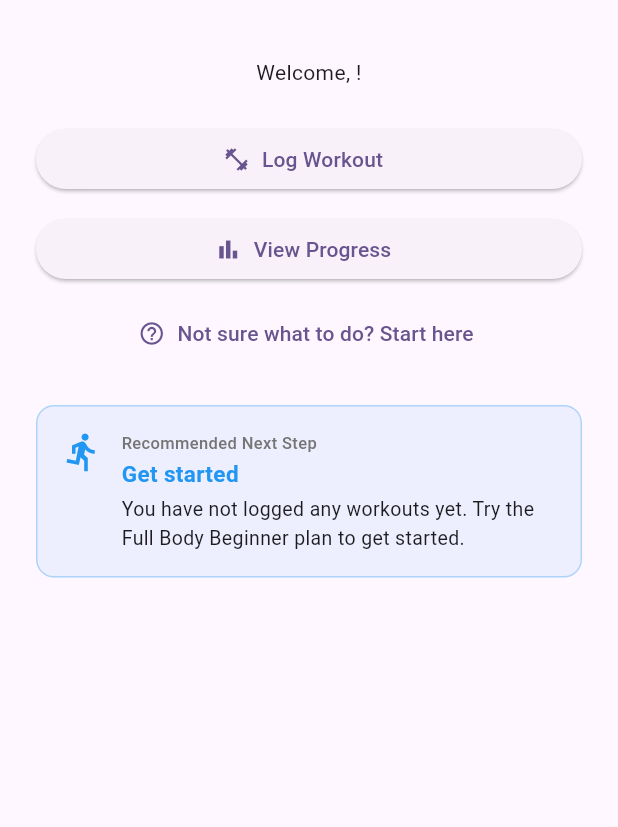
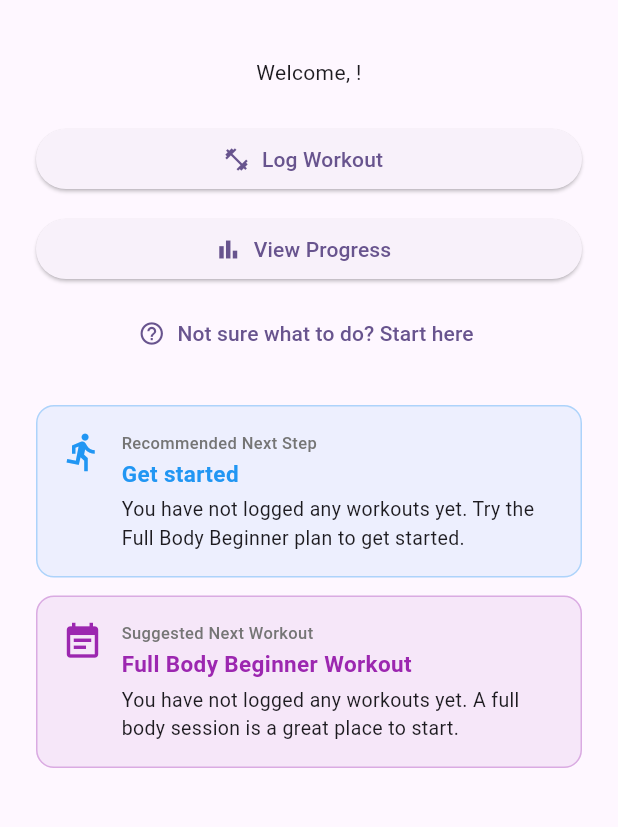
Before and after one commit to AnakinCodeWriter/GymConnect, a Flutter app: the screen it shows once a user with an empty profile is signed in, on a phone screen of 412 x 824 dp, the part 63-890 px from its top. Run offline on Flutter 3.47's test engine with Material 3 defaults, Android fonts, the phone set to English and light mode, and no system bars; our stand-ins replace cloud_firestore, firebase_auth, firebase_core, fl_chart; accounts and stored records are empty; generated files the repository leaves out were written again.

Commit message:
Added a suggested next workout section on the home page. This will look at the muscle groups recently trained by the user and then offer a recommendation on what to train next.

```diff
--- a/lib/screens/home_screen.dart
+++ b/lib/screens/home_screen.dart
@@ -19,6 +19,7 @@ class _HomeScreenState extends State<HomeScreen> {
   final _recommendationService = RecommendationService();
 
   Recommendation? _recommendation;
+  NextWorkoutSuggestion? _nextWorkout;
 
   @override
   void initState() {
@@ -33,6 +34,7 @@ class _HomeScreenState extends State<HomeScreen> {
     final workouts = await _workoutService.getWorkouts(uid);
     setState(() {
       _recommendation = _recommendationService.generate(workouts);
+      _nextWorkout = _recommendationService.suggestNextWorkout(workouts);
     });
   }
 
@@ -90,6 +92,10 @@ class _HomeScreenState extends State<HomeScreen> {
             // only shown once the recommendation has loaded from Firestore.
             if (_recommendation != null)
               _RecommendationCard(recommendation: _recommendation!),
+            if (_nextWorkout != null) ...[
+              const SizedBox(height: 12),
+              _NextWorkoutCard(suggestion: _nextWorkout!),
+            ],
           ],
         ),
       ),
@@ -159,3 +165,58 @@ class _RecommendationCard extends StatelessWidget {
     );
   }
 }
+
+// Shows what muscle group to train next based on the most recent workout.
+class _NextWorkoutCard extends StatelessWidget {
+  final NextWorkoutSuggestion suggestion;
+
+  const _NextWorkoutCard({required this.suggestion});
+
+  @override
+  Widget build(BuildContext context) {
+    return Container(
+      padding: const EdgeInsets.all(16),
+      decoration: BoxDecoration(
+        color: Colors.purple.withAlpha(20),
+        border: Border.all(color: Colors.purple.withAlpha(80)),
+        borderRadius: BorderRadius.circular(12),
+      ),
+      child: Row(
+        crossAxisAlignment: CrossAxisAlignment.start,
+        children: [
+          const Icon(Icons.event_note, color: Colors.purple, size: 28),
+          const SizedBox(width: 12),
+          Expanded(
+            child: Column(
+              crossAxisAlignment: CrossAxisAlignment.start,
+              children: [
+                Text(
+                  'Suggested Next Workout',
+                  style: TextStyle(
+                    fontSize: 11,
+                    color: Colors.grey.shade600,
+                    fontWeight: FontWeight.w500,
+                  ),
+                ),
+                const SizedBox(height: 2),
+                Text(
+                  suggestion.title,
+                  style: const TextStyle(
+                    fontSize: 15,
+                    fontWeight: FontWeight.bold,
+                    color: Colors.purple,
+                  ),
+                ),
+                const SizedBox(height: 4),
+                Text(
+                  suggestion.message,
+                  style: const TextStyle(fontSize: 13),
+                ),
+              ],
+            ),
+          ),
+        ],
+      ),
+    );
+  }
+}
--- a/lib/services/recommendation_service.dart
+++ b/lib/services/recommendation_service.dart
@@ -13,6 +13,13 @@ class Recommendation {
     required this.title,
     required this.message,
   });
+}
+
+class NextWorkoutSuggestion {
+  final String title;
+  final String message;
+
+  const NextWorkoutSuggestion({required this.title, required this.message});
 }
 
 class RecommendationService {
@@ -136,6 +143,56 @@ class RecommendationService {
     );
   }
 
+  // Suggests what muscle group to train next based on the most recent workout.
+  // Looks only at the last workout, not the full history.
+  NextWorkoutSuggestion suggestNextWorkout(List<WorkoutModel> workouts) {
+    if (workouts.isEmpty) {
+      return const NextWorkoutSuggestion(
+        title: 'Full Body Beginner Workout',
+        message: 'You have not logged any workouts yet. A full body session is a great place to start.',
+      );
+    }
+
+    // workouts are ordered newest first (see WorkoutService), so index 0 is most recent.
+    final lastWorkout = workouts.first;
+
+    // Count how many exercises in the last workout belong to upper vs lower body.
+    int upperCount = 0;
+    int lowerCount = 0;
+
+    const upperKeywords = ['bench', 'press', 'row', 'pull', 'lat', 'curl', 'shoulder', 'chest', 'tricep', 'bicep', 'back', 'push'];
+    const lowerKeywords = ['squat', 'leg', 'deadlift', 'lunge', 'calf'];
+
+    for (final exercise in lastWorkout.exercises) {
+      final name = exercise.name.toLowerCase();
+      if (upperKeywords.any((k) => name.contains(k))) {
+        upperCount++;
+      } else if (lowerKeywords.any((k) => name.contains(k))) {
+        lowerCount++;
+      }
+    }
+
+    if (upperCount > lowerCount) {
+      return const NextWorkoutSuggestion(
+        title: 'Lower Body Workout',
+        message: 'You recently focused on upper body, so training lower body next will help maintain balance.',
+      );
+    }
+
+    if (lowerCount > upperCount) {
+      return const NextWorkoutSuggestion(
+        title: 'Upper Body Workout',
+        message: 'You recently focused on lower body, so training upper body next will help maintain balance.',
+      );
+    }
+
+    // Mixed or unclear — suggest full body
+    return const NextWorkoutSuggestion(
+      title: 'Full Body Workout',
+      message: 'Your last session was mixed. A full body workout is a solid next choice.',
+    );
+  }
+
   String _oppositeGroup(String group) {
     const opposites = {
       'legs': 'upper body',
```
